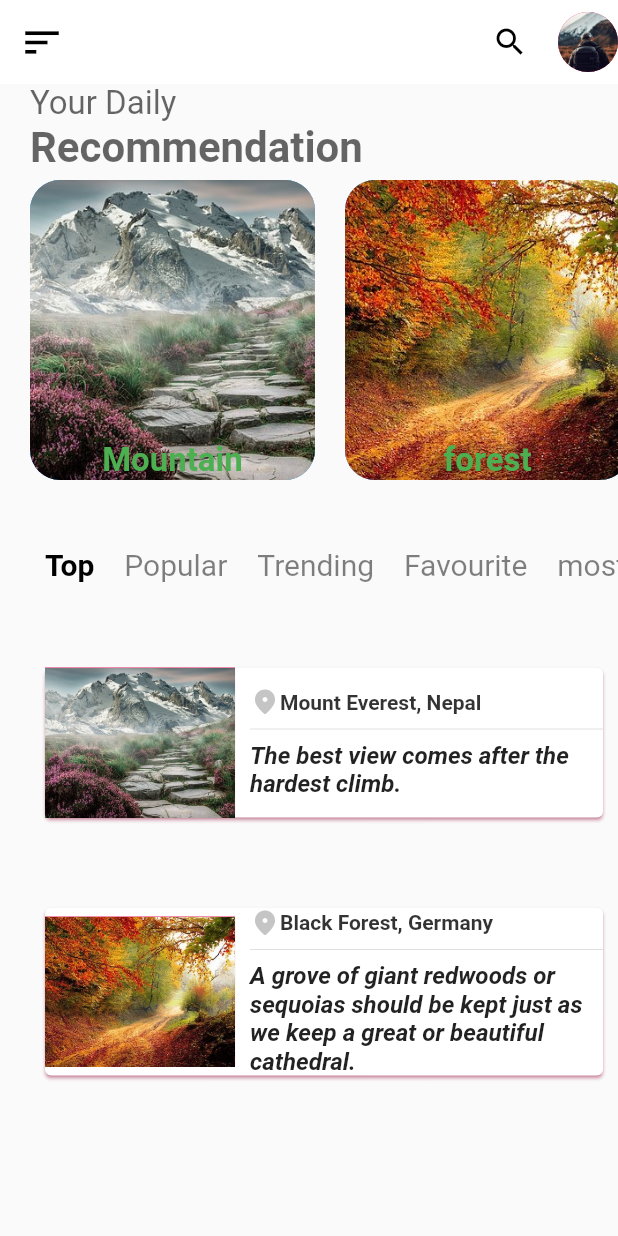
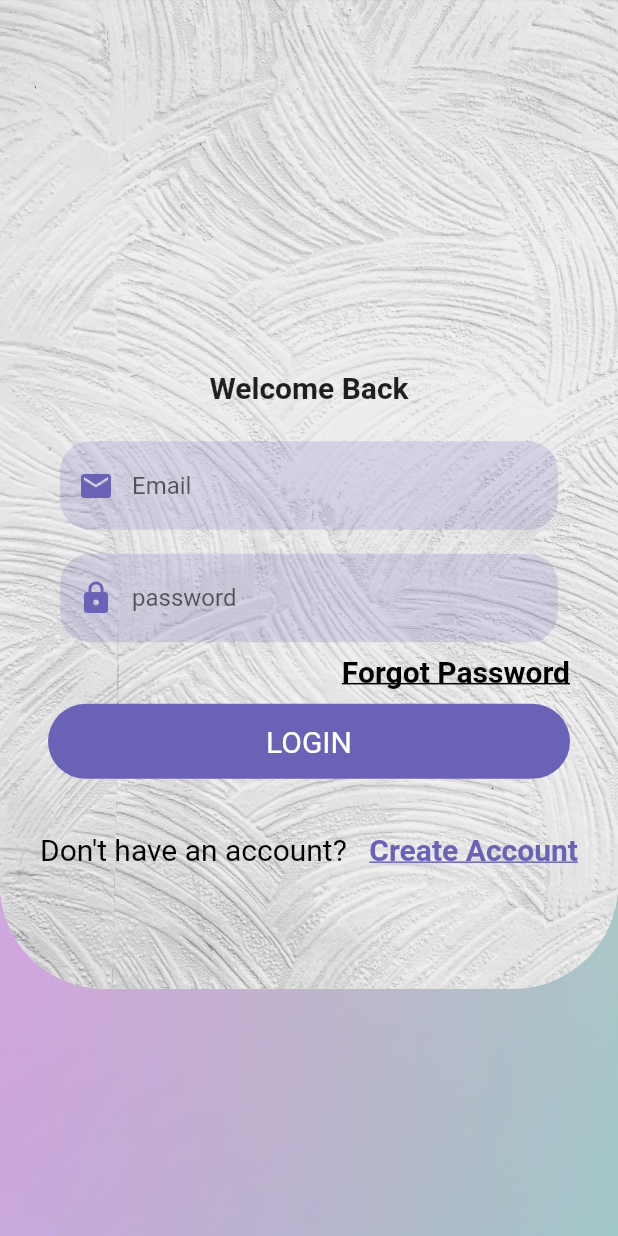
Before and after one commit to CAGAR-1/Travel-App, a Flutter app: the screen it shows after launch, after a tap on "Lets travel", on a phone screen of 412 x 824 dp. Run offline on Flutter 3.47's test engine with Material 2 defaults, Android fonts, the phone set to English and light mode, and no system bars; our stand-ins replace curved_navigation_bar, get.

Commit message:
login added

```diff
--- /dev/null
+++ b/lib/buttonbar.dart
@@ -0,0 +1,39 @@
+import 'package:curved_navigation_bar/curved_navigation_bar.dart';
+import 'package:flutter/cupertino.dart';
+import 'package:flutter/src/widgets/container.dart';
+import 'package:flutter/src/widgets/framework.dart';
+import 'package:flutter/material.dart';
+
+class buttonbar extends StatelessWidget {
+  const buttonbar({super.key});
+
+  @override
+  Widget build(BuildContext context) {
+    return CurvedNavigationBar(
+        backgroundColor: Colors.transparent,
+        index: 2,
+        items: [
+          Icon(
+            Icons.person_outline,
+            size: 30,
+          ),
+          Icon(
+            Icons.favorite_outline,
+            size: 30,
+          ),
+          Icon(
+            Icons.home,
+            size: 30,
+            color: Colors.redAccent,
+          ),
+          Icon(
+            Icons.location_city_outlined,
+            size: 30,
+          ),
+          Icon(
+            Icons.list,
+            size: 30,
+          )
+        ]);
+  }
+}
--- /dev/null
+++ b/lib/customtextfield.dart
@@ -0,0 +1,50 @@
+import 'package:flutter/material.dart';
+
+class CustomTextField extends StatelessWidget {
+  final TextEditingController controller;
+  final String label;
+  final IconData? icon;
+  final bool isPassword;
+  final String? Function(String?)? validator;
+  const CustomTextField(
+      {Key? key,
+      required this.controller,
+      this.label = "Email",
+      this.validator,
+      this.icon,
+      this.isPassword = false})
+      : super(key: key);
+
+  @override
+  Widget build(BuildContext context) {
+    return Padding(
+      padding: const EdgeInsets.all(8.0),
+      child: TextFormField(
+        obscureText: isPassword,
+        cursorColor: Color(0xFF6A62B7),
+        controller: controller,
+        decoration: InputDecoration(
+            filled: true,
+            fillColor: Color(0xFF6A62B7).withAlpha(
+                50), //Yo mobile anusar color ko brigtness ma change hunxa
+
+            enabledBorder: OutlineInputBorder(
+              //border ho change haneko
+              borderSide: BorderSide(color: Colors.transparent),
+              borderRadius: BorderRadius.circular(20),
+            ),
+            hintText: label, //Label text ma change garda ne hunxa
+            prefixIcon: Icon(
+              icon,
+              color: Color(0xFF6A62B7),
+            )),
+        validator: (value) {
+          if (value!.isEmpty) {
+            return 'Please enter $label';
+          }
+          return validator != null ? validator!(value) : null;
+        },
+      ),
+    );
+  }
+}
--- a/lib/firstscreen.dart
+++ b/lib/firstscreen.dart
@@ -1,5 +1,7 @@
 import 'package:flutter/material.dart';
 import 'package:get/get.dart';
+import 'package:travel_app/buttonbar.dart';
+import 'package:travel_app/fourthscreen.dart';
 import 'package:travel_app/secondpage.dart';
 
 class FirstScreen extends StatelessWidget {
@@ -48,7 +50,7 @@ class FirstScreen extends StatelessWidget {
                 ),
                 child: InkWell(
                   onTap: () {
-                    Get.to(SecondPage());
+                    Get.to(SignIn());
                   },
                   child: Row(
                     mainAxisAlignment: MainAxisAlignment.center,
--- /dev/null
+++ b/lib/fourthscreen.dart
@@ -0,0 +1,191 @@
+import 'package:flutter/material.dart';
+import 'package:get/get.dart';
+import 'package:travel_app/customtextfield.dart';
+
+import 'package:travel_app/secondpage.dart';
+
+class SignIn extends StatelessWidget {
+  final formKey = GlobalKey<FormState>();
+
+  // LoginPage({super.key});
+
+  TextEditingController emailController = TextEditingController();
+
+  TextEditingController passwordController = TextEditingController();
+  SignIn({Key? key}) : super(key: key);
+
+  String name = "";
+
+  bool change = false;
+
+  @override
+  Widget build(BuildContext context) {
+    return Scaffold(
+        backgroundColor: Colors.white,
+        body: Stack(
+          children: [
+            Positioned.fill(
+                child: Image.asset(
+              "images/bg.jpg",
+              fit: BoxFit.cover,
+              color: Colors.black.withOpacity(0.10),
+              colorBlendMode: BlendMode.darken,
+            )),
+            Container(
+              height: Get.size.height * 0.8,
+              width: Get.size.width,
+              child: Container(
+                decoration: BoxDecoration(
+                    image: DecorationImage(
+                        image: AssetImage("images/logins.jpg"),
+                        fit: BoxFit.cover),
+                    color: Colors.white,
+                    borderRadius: BorderRadius.only(
+                        bottomLeft: Radius.circular(70),
+                        bottomRight: Radius.circular(70))),
+              ),
+            ),
+            ListView(children: [
+              Form(
+                key: formKey,
+                child: Column(
+                  children: [
+                    // Image.asset(
+                    //   "assets/images/logins.jpg",
+                    //   height: 200,
+                    //   width: 200,
+                    // ),
+                    // ClipRect(
+                    //   child: Container(
+                    //     height: 250,
+                    //     width: 250,
+                    //     decoration: BoxDecoration(color: Colors.pink),
+                    //     child: Image.asset(
+                    //       "assets/images/scissors.jpg",
+                    //       fit: BoxFit.cover,
+                    //     ),
+                    //   ),
+                    // ),
+                    SizedBox(
+                      height: Get.size.height * 0.3,
+                    ),
+                    Text(
+                      "Welcome Back" + name,
+                      style:
+                          TextStyle(fontSize: 20, fontWeight: FontWeight.bold),
+                    ),
+                    Padding(
+                      padding: const EdgeInsets.symmetric(
+                          vertical: 16.0, horizontal: 32.0),
+                      child: Column(children: [
+                        CustomTextField(
+                            icon: Icons.email,
+                            controller: emailController,
+                            // decoration: InputDecoration(
+                            //     hintText: "Enter Email", labelText: "Email"),
+                            // onChanged: (value) {
+                            //   name = value;
+                            // },
+                            validator: (value) {
+                              if (!value!.contains('@')) {
+                                return 'Please Enter valid email';
+                              }
+                              // if (value.contains("@") == false) {
+                              //   return 'Please enter valid email';
+                              // }
+                              return null;
+                            }),
+                        CustomTextField(
+                          icon: Icons.lock,
+                          controller: passwordController,
+                          // obscureText: true,
+                          // decoration: InputDecoration(
+                          //     hintText: "Enter Password", labelText: "Password"),
+                          label: 'password',
+                          isPassword: true,
+                          validator: (value) {
+                            if (value!.length < 6) {
+                              return 'Please enter valid password';
+                            }
+                            // if (value.length < 6) {
+                            //   return 'Password should contain at least 6 charactere';
+                            // }
+                            return null;
+                          },
+                        ),
+                        InkWell(
+                          onTap: () {
+                            print("Clicked");
+                          },
+                          child: Align(
+                            alignment: Alignment.centerRight,
+                            child: Text(
+                              "Forgot Password",
+                              style: TextStyle(
+                                  decoration: TextDecoration.underline,
+                                  color: Colors.black,
+                                  fontSize: 20,
+                                  fontWeight: FontWeight.w700),
+                            ),
+                          ),
+                        ),
+                        SizedBox(
+                          height: 10,
+                        ),
+                        InkWell(
+                          onTap: () {
+                            Get.to(SecondPage());
+                          },
+                          child: Container(
+                              height: 50,
+                              width: 500,
+                              decoration: BoxDecoration(
+                                  borderRadius: BorderRadius.circular(30),
+                                  color: Color(0xFF6A62B7)),
+                              child: Center(
+                                  child: Text(
+                                "LOGIN",
+                                style: TextStyle(
+                                    color: Colors.white, fontSize: 20),
+                              ))),
+                        ),
+                      ]),
+                    ),
+                    SizedBox(
+                      height: 20,
+                    ),
+                    Align(
+                      alignment: Alignment.bottomCenter,
+                      child: Row(
+                        mainAxisAlignment: MainAxisAlignment.center,
+                        children: [
+                          Text(
+                            "Don't have an account?",
+                            style: TextStyle(color: Colors.black, fontSize: 20),
+                          ),
+                          SizedBox(
+                            width: 15,
+                          ),
+                          InkWell(
+                              onTap: () {
+                                // Get.to(SignUp());
+                              },
+                              child: Text(
+                                "Create Account",
+                                style: TextStyle(
+                                    fontWeight: FontWeight.bold,
+                                    decoration: TextDecoration.underline,
+                                    fontSize: 20,
+                                    color: Color(0xFF6A62B7)),
+                              ))
+                        ],
+                      ),
+                    ),
+                  ],
+                ),
+              )
+            ])
+          ],
+        ));
+  }
+}
--- a/lib/secondpage.dart
+++ b/lib/secondpage.dart
@@ -1,7 +1,9 @@
 import 'package:flutter/material.dart';
 import 'package:travel_app/Thirdscreen.dart';
-import 'package:travel_app/main.dart';
 import 'package:get/get.dart';
+import 'package:travel_app/buttonbar.dart';
+import 'package:travel_app/firstscreen.dart';
+import 'package:travel_app/fourthscreen.dart';
 
 class SecondPage extends StatefulWidget {
   const SecondPage({super.key});
@@ -179,7 +181,7 @@ class _SecondPageState extends State<SecondPage> {
                       Get.to(() => thirdscreen({
                             'image': imagen[index],
                             'location': locations[index],
-                              'quote':quotes[index]
+                            'quote': quotes[index]
                           }));
                     },
                     child: Padding(
@@ -221,8 +223,8 @@ class _SecondPageState extends State<SecondPage> {
                                         Text(
                                           locations[index],
                                           style: TextStyle(
-                                                color: Colors.black
-                                                    .withOpacity(0.8),
+                                              color:
+                                                  Colors.black.withOpacity(0.8),
                                               fontWeight: FontWeight.w700),
                                         )
                                       ],
@@ -246,8 +248,10 @@ class _SecondPageState extends State<SecondPage> {
                         )),
                   );
                 })),
-            )
+          ),
         ],
-        ));
+      ),
+      bottomNavigationBar: buttonbar(),
+    );
   }
 }
--- a/pubspec.yaml
+++ b/pubspec.yaml
@@ -37,6 +37,7 @@ dependencies:
   # Use with the CupertinoIcons class for iOS style icons.
   cupertino_icons: ^1.0.2
   get: ^4.6.5
+  curved_navigation_bar: ^1.0.3
 
 dev_dependencies:
   flutter_test:
```
Also changed, not shown: images/bg.jpg (added), images/logins.jpg (added), pubspec.lock. Lines whose indentation alone changed are shown as unchanged.
